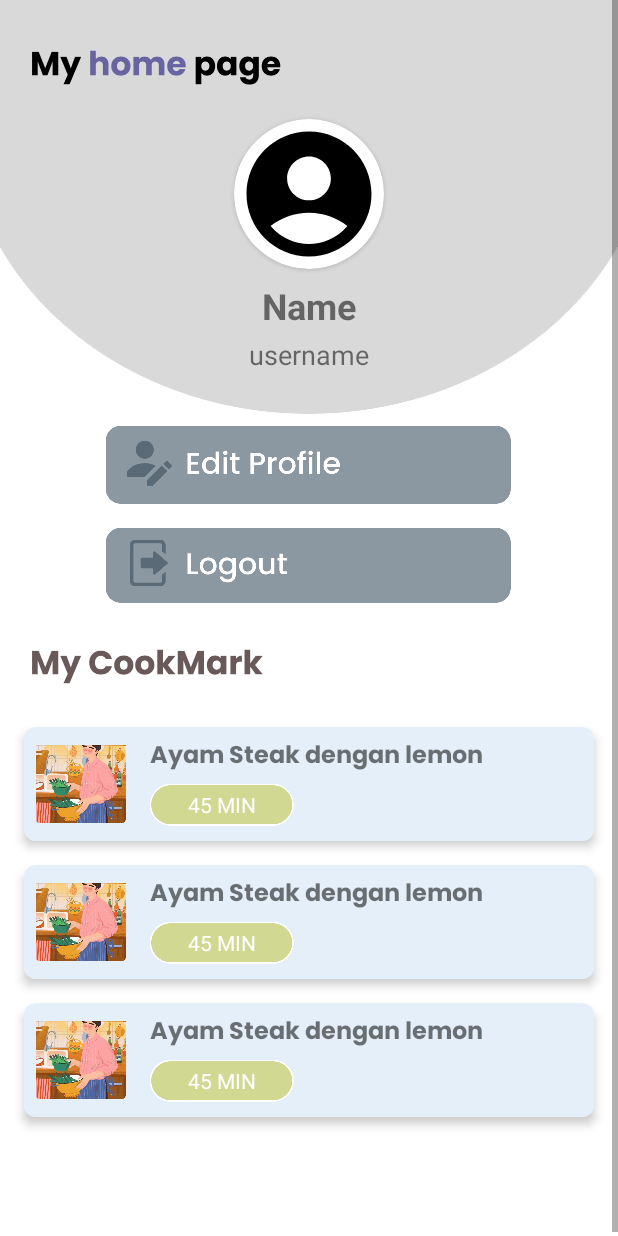
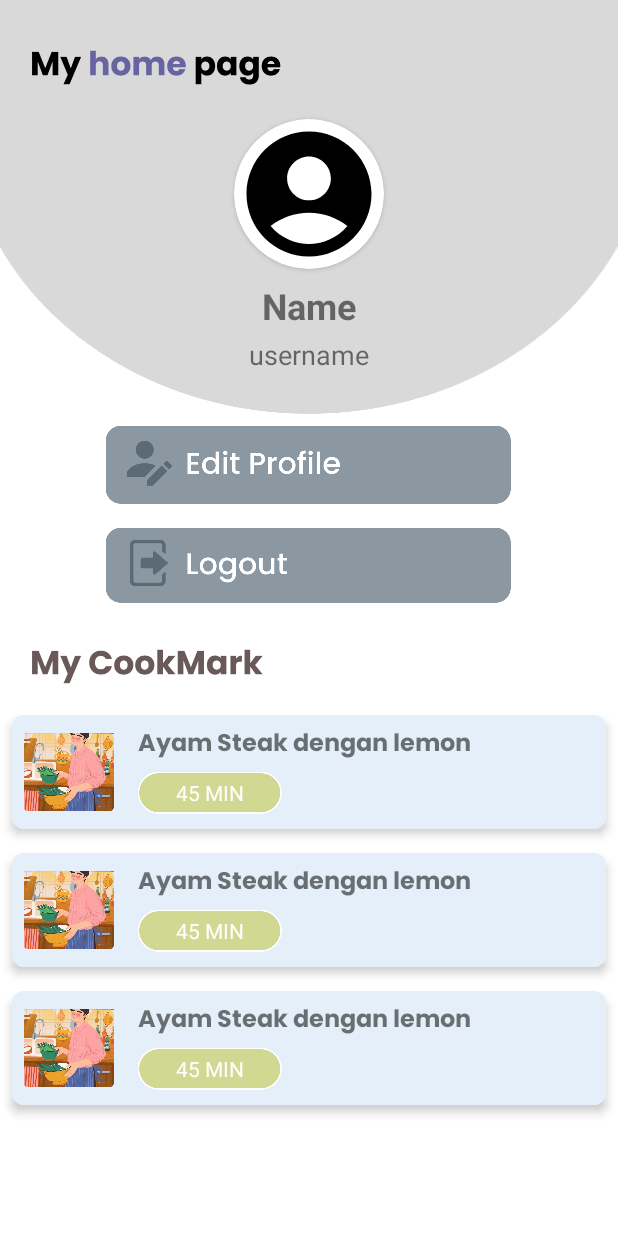
Before and after one commit to Muhammad-Rizky-Ramadhan/uasrecipe, an Android app: the layout fragment_profile.xml on its own in the app's theme, with its tools: preview values and no code run, on a phone screen of 412 x 824 dp. Run offline under Robolectric (Android 15) with nearby library versions, the phone set to English and light mode, and no system bars.

Commit message:
edit ui update

```diff
--- a/app/src/main/java/com/example/myrecipe1/ui/home/HomeViewModel.java
+++ b/app/src/main/java/com/example/myrecipe1/ui/home/HomeViewModel.java
@@ -31,7 +31,7 @@ public class HomeViewModel extends ViewModel {
     }
 
 
-    private void fetchRecipes() {
+    public void fetchRecipes() {
         ApiInterface apiInterface = ApiClient.getClient().create(ApiInterface.class);
         Call<Recipes> call = apiInterface.RecipesResponse();
 
--- a/app/src/main/java/com/example/myrecipe1/ui/profile/ProfileViewModel.java
+++ b/app/src/main/java/com/example/myrecipe1/ui/profile/ProfileViewModel.java
@@ -27,7 +27,7 @@ public class ProfileViewModel extends ViewModel {
         return bookmarks;
     }
 
-    private void loadBookmarks() {
+    public void loadBookmarks() {
         ApiInterface apiService = ApiClient.getClient().create(ApiInterface.class);
         Call<Viewbookmark> call = apiService.ViewBookmarkResponse();
         call.enqueue(new Callback<Viewbookmark>() {
--- a/app/src/main/res/layout/fragment_add.xml
+++ b/app/src/main/res/layout/fragment_add.xml
@@ -41,6 +41,7 @@
                 android:layout_weight="1">
 
                 <TextView
+                    android:id="@+id/nameuser"
                     android:layout_width="wrap_content"
                     android:layout_height="wrap_content"
                     android:text="Marsya"
@@ -49,6 +50,7 @@
                     android:textColor="#6F3F35" />
 
                 <TextView
+                    android:id="@+id/usernameuser"
                     android:layout_width="wrap_content"
                     android:layout_height="wrap_content"
                     android:text="marsyaamc_"
--- a/app/src/main/res/layout/fragment_home.xml
+++ b/app/src/main/res/layout/fragment_home.xml
@@ -5,7 +5,8 @@
     android:layout_width="match_parent"
     android:layout_height="match_parent"
     android:padding="16dp"
-    tools:context=".ui.home.HomeFragment">
+    tools:context=".ui.home.HomeFragment"
+    android:scrollbars="none">
 
     <LinearLayout
         android:layout_width="match_parent"
--- a/app/src/main/res/layout/fragment_profile.xml
+++ b/app/src/main/res/layout/fragment_profile.xml
@@ -5,7 +5,8 @@
     xmlns:app="http://schemas.android.com/apk/res-auto"
     android:layout_width="match_parent"
     android:layout_height="match_parent"
-    tools:context=".ui.profile.ProfileFragment">
+    tools:context=".ui.profile.ProfileFragment"
+    android:scrollbars="none">
 
     <LinearLayout
         android:layout_width="match_parent"
@@ -104,14 +105,14 @@
             android:layout_width="match_parent"
             android:layout_height="0dp"
             android:layout_weight="1"
-            android:padding="16dp"
+            android:padding="8dp"
             android:clipToPadding="false"
             android:layout_marginTop="10dp"
             tools:listitem="@layout/list_recipes" />
 
         <LinearLayout
             android:layout_width="match_parent"
-            android:layout_height="50dp">
+            android:layout_height="80dp">
 
         </LinearLayout>
     </LinearLayout>
```
Also changed, not shown: app/src/main/java/com/example/myrecipe1/ui/add/AddFragment.java (+16 -0 lines), app/src/main/java/com/example/myrecipe1/ui/home/HomeFragment.java (+19 -0 lines), app/src/main/java/com/example/myrecipe1/ui/profile/ProfileFragment.java (+27 -0 lines).
